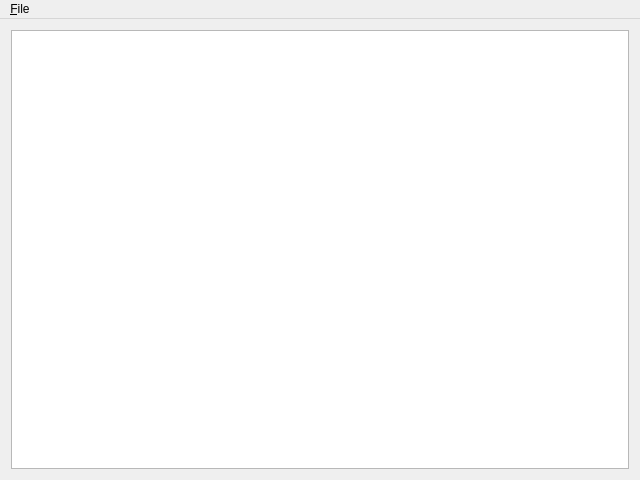
amatveiakin/cyclop-editor, file mainwindow.ui: the form before one commit.
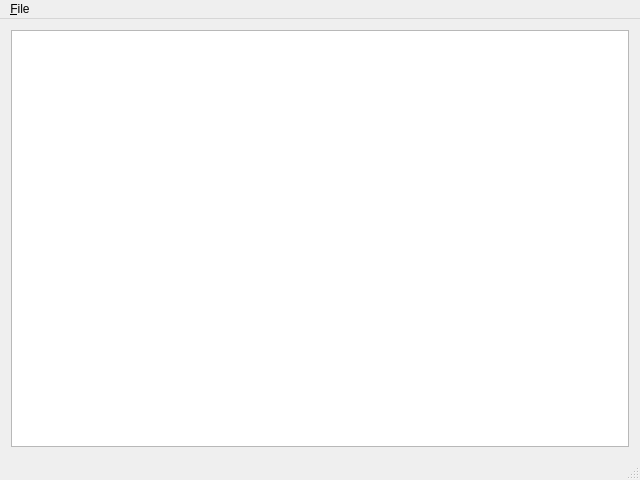
The form after the commit.

The edit to the form file:
```diff
--- a/mainwindow.ui
+++ b/mainwindow.ui
@@ -39,6 +39,7 @@
    </widget>
    <addaction name="menuFile"/>
   </widget>
+  <widget class="QStatusBar" name="statusBar"/>
   <action name="openAction">
    <property name="text">
     <string>&amp;Open...</string>
```
